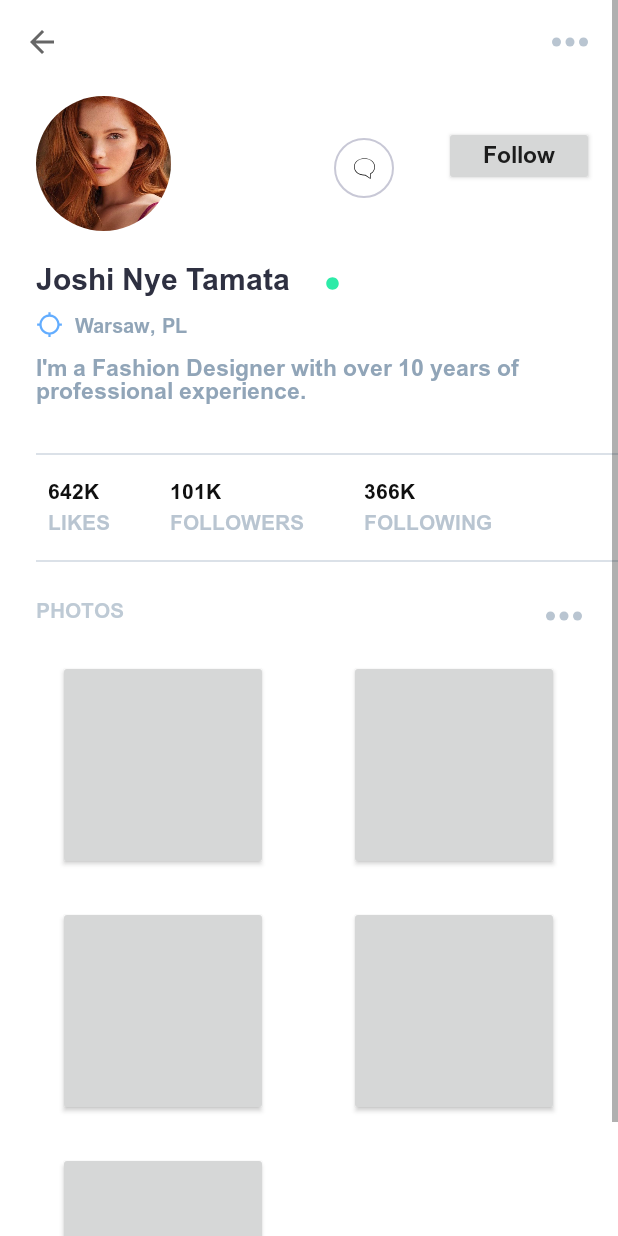
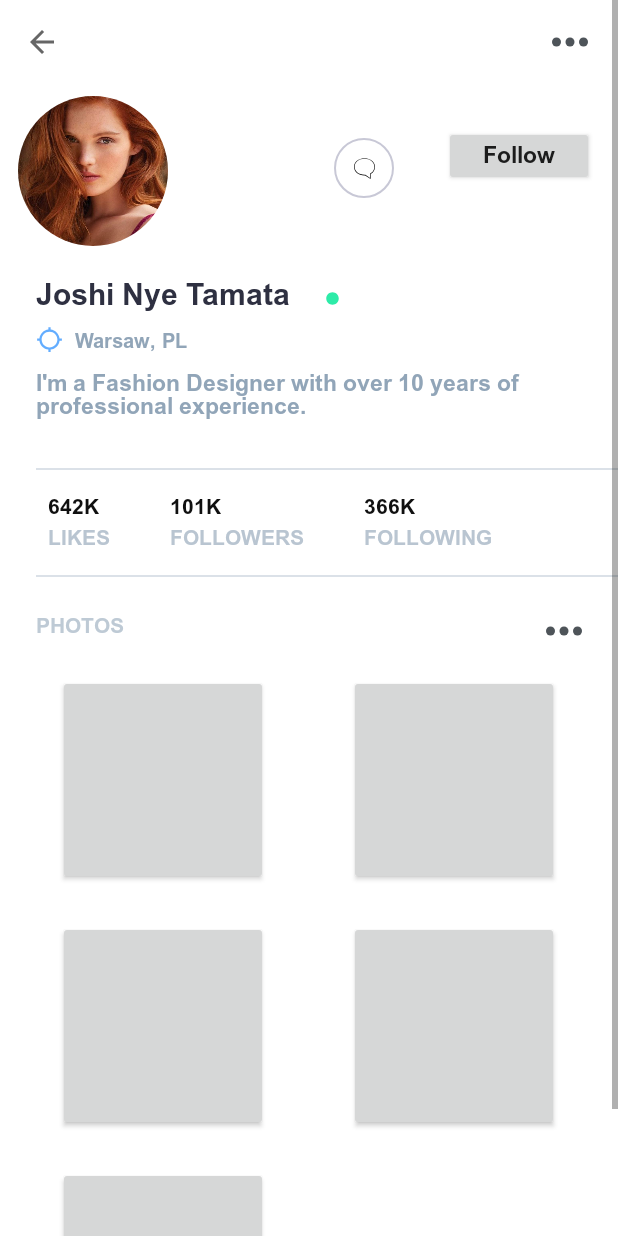
Before and after one commit to Okrisssss/UITaskRepository, an Android app: the UserProfileActivity screen opened directly, with no data from a screen before it, on a phone screen of 412 x 824 dp. Run offline under Robolectric (Android 15) with nearby library versions, the phone set to English and light mode, and no system bars; our stand-ins replace ButterKnife; libraries missing offline, so code that uses them is left out: com.vatsal.imagezoomer; plain views replace CircularImageView, RoundButton, ShadowLayout; 4 statements that could not run were skipped.

Commit message:
'Review_commit'

```diff
--- a/app/build.gradle
+++ b/app/build.gradle
@@ -31,7 +31,6 @@ dependencies {
     implementation 'com.github.devlight.shadowlayout:library:1.0.2'
 
     //CircleImageView UI
-    implementation 'de.hdodenhof:circleimageview:2.2.0'
     implementation 'com.mikhaellopez:circularimageview:3.2.0'
     implementation 'com.facebook.fresco:fresco:1.11.0'
 
@@ -42,11 +41,6 @@ dependencies {
     implementation 'com.jakewharton:butterknife:9.0.0-rc1'
     annotationProcessor 'com.jakewharton:butterknife-compiler:9.0.0-rc1'
 
-    //CardView
-    implementation 'com.android.support:cardview-v7:28.0.0'
-
     implementation 'com.vatsal.imagezoomer:image-zoomer:1.0.2'
-    implementation 'me.relex:photodraweeview:1.1.3'
-
 
 }
--- a/app/src/main/res/drawable/ic_tool_bar_menu.xml
+++ b/app/src/main/res/drawable/ic_tool_bar_menu.xml
@@ -1,6 +1,6 @@
 <vector android:height="24dp" android:viewportHeight="512"
     android:viewportWidth="512" android:width="24dp" xmlns:android="http://schemas.android.com/apk/res/android">
-    <path android:fillColor="#b9c5d1" android:pathData="M256,256m-64,0a64,64 0,1 1,128 0a64,64 0,1 1,-128 0"/>
-    <path android:fillColor="#b9c5d1" android:pathData="M448,256m-64,0a64,64 0,1 1,128 0a64,64 0,1 1,-128 0"/>
-    <path android:fillColor="#b9c5d1" android:pathData="M64,256m-64,0a64,64 0,1 1,128 0a64,64 0,1 1,-128 0"/>
+    <path android:fillColor="#4e5459" android:pathData="M256,256m-64,0a64,64 0,1 1,128 0a64,64 0,1 1,-128 0"/>
+    <path android:fillColor="#4e5459" android:pathData="M448,256m-64,0a64,64 0,1 1,128 0a64,64 0,1 1,-128 0"/>
+    <path android:fillColor="#4e5459" android:pathData="M64,256m-64,0a64,64 0,1 1,128 0a64,64 0,1 1,-128 0"/>
 </vector>
--- a/app/src/main/res/layout/activity_user_page.xml
+++ b/app/src/main/res/layout/activity_user_page.xml
@@ -22,9 +22,9 @@
 
         <com.mikhaellopez.circularimageview.CircularImageView
             android:id="@+id/userPhoto"
-            android:layout_width="90dp"
-            android:layout_height="90dp"
-            android:layout_marginStart="@dimen/margin_24dp"
+            android:layout_width="100dp"
+            android:layout_height="100dp"
+            android:layout_marginStart="@dimen/margin_12dp"
             android:layout_marginTop="@dimen/margin_8dp"
             app:layout_constraintStart_toStartOf="parent"
             app:layout_constraintTop_toBottomOf="@+id/upperToolBar"
@@ -33,7 +33,7 @@
             app:civ_shadow="true"
             app:civ_shadow_color="@color/shadowColor"
             app:civ_shadow_gravity="bottom"
-            app:civ_shadow_radius="19" />
+            app:civ_shadow_radius="10" />
 
 
         <ImageButton
--- a/app/src/main/res/values/dimens.xml
+++ b/app/src/main/res/values/dimens.xml
@@ -8,6 +8,7 @@
     <dimen name="margin_6dp">6dp</dimen>
     <dimen name="margin_8dp">8dp</dimen>
     <dimen name="margin_10dp">10dp</dimen>
+    <dimen name="margin_12dp">12dp</dimen>
     <dimen name="margin_16dp">16dp</dimen>
     <dimen name="margin_14dp">14dp</dimen>
     <dimen name="margin_20dp">20dp</dimen>
```
Also changed, not shown: app/src/main/AndroidManifest.xml (+7 -2 lines), app/src/main/res/drawable/ic_favorite_24dp.xml (deleted, +0 -9 lines), app/src/main/res/drawable/ic_home_24dp.xml (deleted, +0 -9 lines), app/src/main/res/drawable/ic_notifications_24dp.xml (deleted, +0 -9 lines), app/src/main/res/drawable/ic_search_24dp.xml (deleted, +0 -9 lines), app/src/main/res/drawable/ic_user_photo.xml (deleted, +0 -29 lines), app/src/main/res/menu/home_bottom_navigation.xml (deleted, +0 -24 lines).
